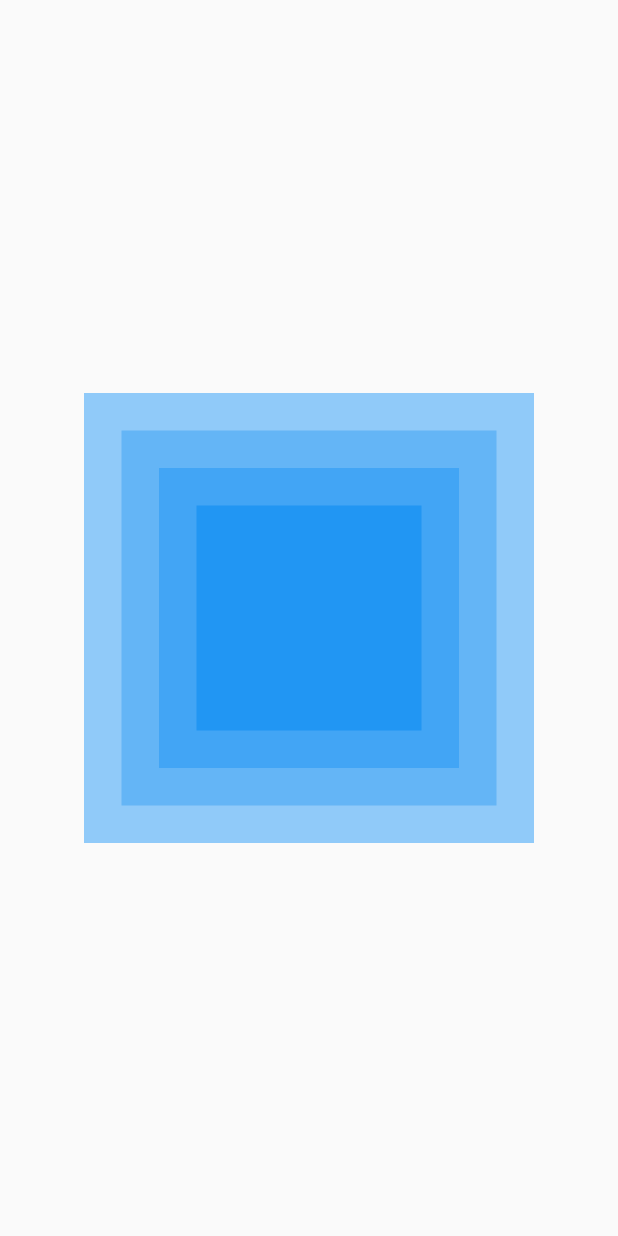
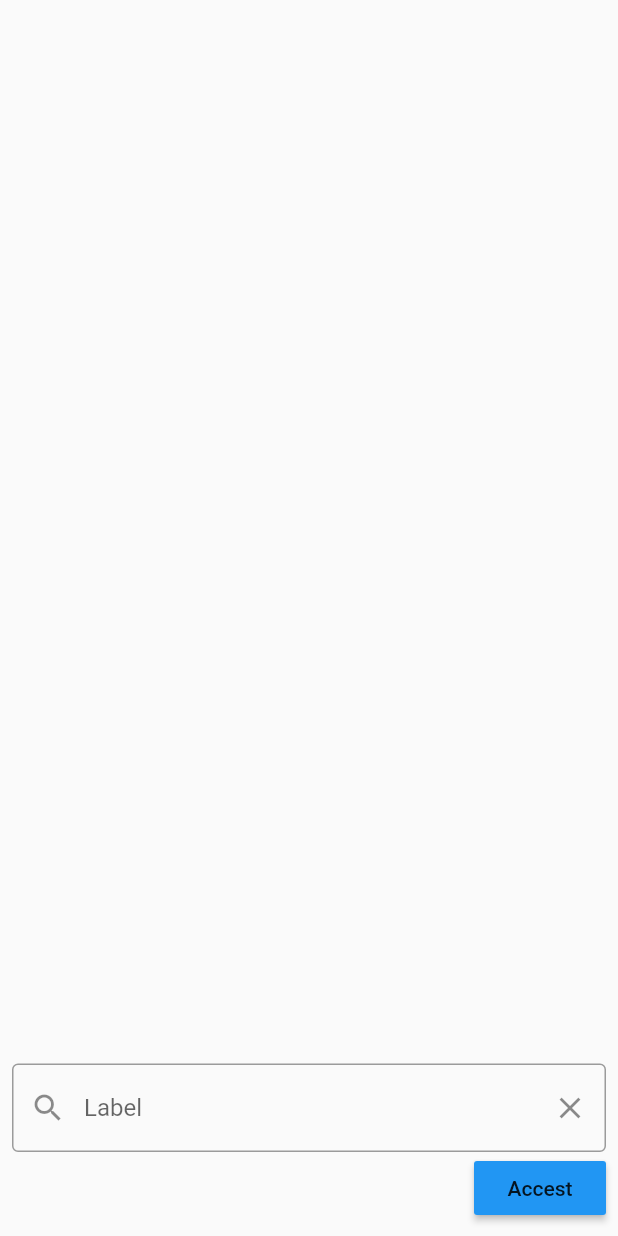
Before and after one commit to thanhlucvip2/flutter-widget-tutorial, a Flutter app: the screen it shows after launch, on a phone screen of 412 x 824 dp. Run offline on Flutter 3.47's test engine with Material 2 defaults, Android fonts, the phone set to English and light mode, and no system bars; our stand-ins replace device_preview.

Commit message:
Text field

```diff
--- a/lib/main.dart
+++ b/lib/main.dart
@@ -3,6 +3,7 @@ import 'package:flutter/foundation.dart';
 import 'package:flutter/material.dart';
 import 'package:flutter_widget_of_the_day/widgets/animations/animated_container.dart';
 import 'package:flutter_widget_of_the_day/widgets/body/alert_dialog.dart';
+import 'package:flutter_widget_of_the_day/widgets/body/input_form.dart';
 import 'package:flutter_widget_of_the_day/widgets/body/stack.dart';
 import 'package:flutter_widget_of_the_day/widgets/body/tiktok_scroll_view.dart';
 import 'package:flutter_widget_of_the_day/widgets/body/timer.dart';
@@ -36,7 +37,7 @@ class MyApp extends StatelessWidget {
       theme: ThemeData(
           // primarySwatch: Colors.yellow,
           ),
-      home: StackWidget(),
+      home: InputFormWidget(),
     );
   }
 }
--- /dev/null
+++ b/lib/widgets/body/input_form.dart
@@ -0,0 +1,63 @@
+import 'package:flutter/material.dart';
+import 'package:flutter/src/widgets/container.dart';
+import 'package:flutter/src/widgets/framework.dart';
+
+class InputFormWidget extends StatefulWidget {
+  const InputFormWidget({super.key});
+
+  @override
+  State<InputFormWidget> createState() => _InputFormWidgetState();
+}
+
+class _InputFormWidgetState extends State<InputFormWidget> {
+  final _textController = TextEditingController();
+  // dùng controller để lấy input từ người dùng
+
+  String _string = '';
+  @override
+  Widget build(BuildContext context) {
+    return Scaffold(
+      body: Padding(
+        padding: const EdgeInsets.all(8.0),
+        child: Column(
+          mainAxisAlignment: MainAxisAlignment.center,
+          crossAxisAlignment: CrossAxisAlignment.end,
+          children: [
+            Expanded(child: Center(child: Text(_string))),
+            TextField(
+              controller: _textController,
+              decoration: InputDecoration(
+                border: OutlineInputBorder(), // bật outline border input
+                hintText: "Label", // placeholder trong input
+                prefixIcon: IconButton(
+                  // button nằm bên trái ổ input
+                  icon: Icon(Icons.search),
+                  onPressed: () {},
+                ),
+                suffixIcon: IconButton(
+                  // button nằm bên phải ổ input
+                  icon: Icon(Icons.clear),
+                  onPressed: () {
+                    setState(() {
+                      _string = '';
+                      _textController.clear(); // clear data trong ô input
+                    });
+                  },
+                ),
+              ),
+            ),
+            MaterialButton(
+              onPressed: () {
+                setState(() {
+                  _string = _textController.text;
+                });
+              },
+              color: Colors.blue,
+              child: Text("Accest"),
+            )
+          ],
+        ),
+      ),
+    );
+  }
+}
```
